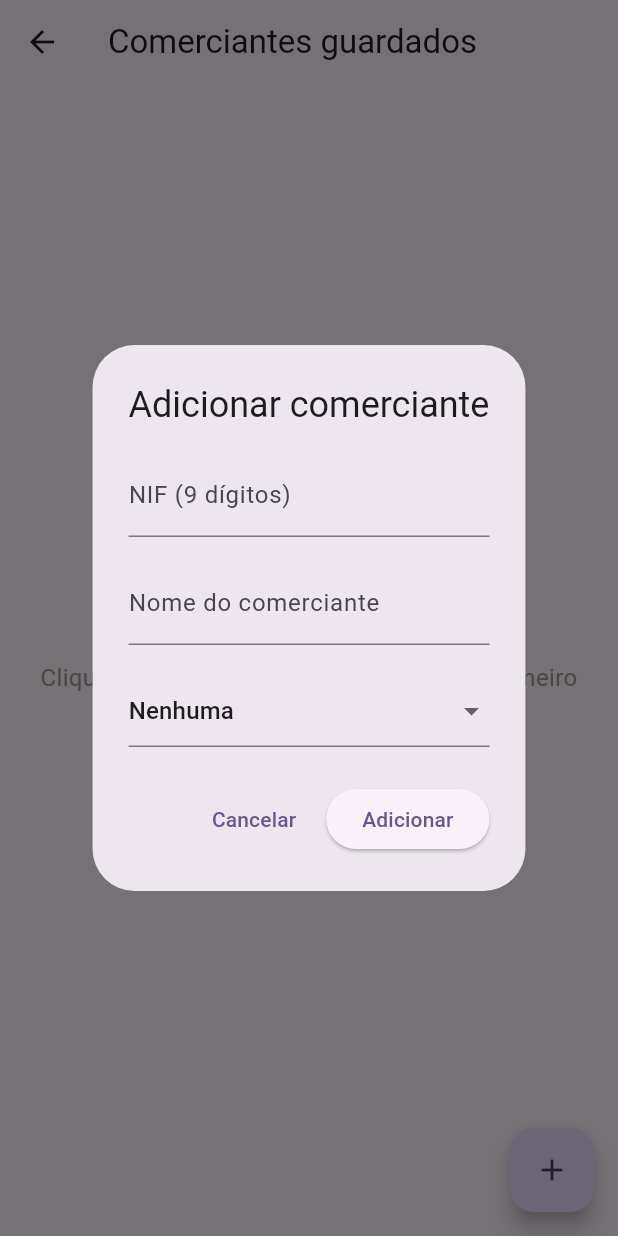
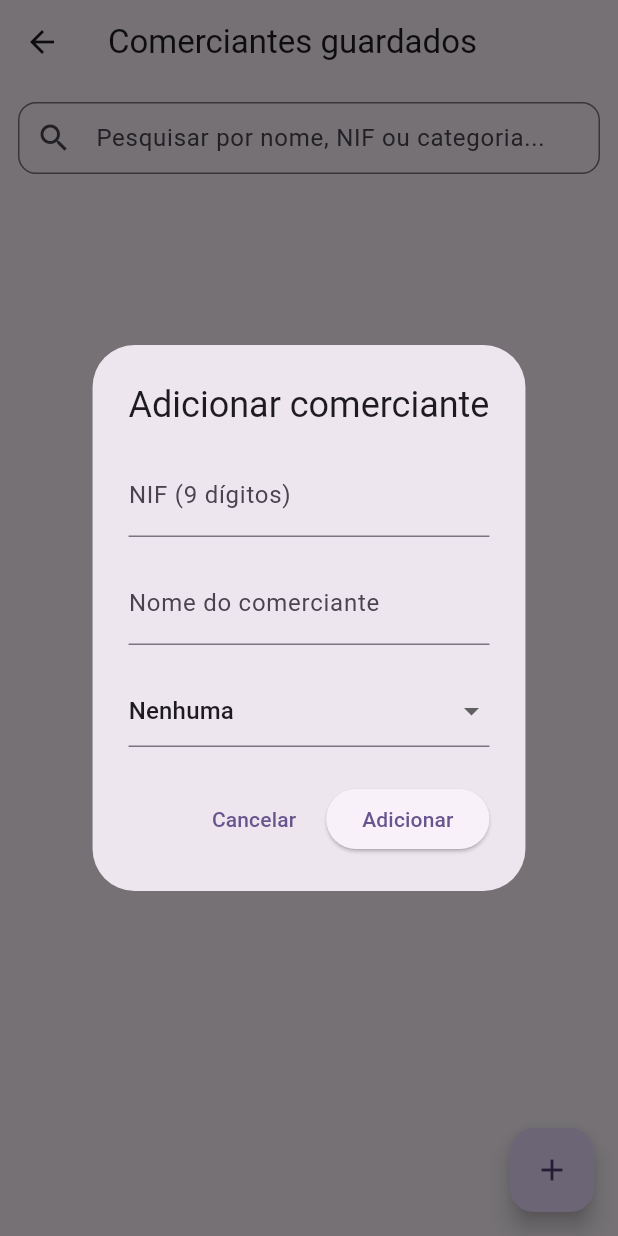
Before and after one commit to marotoweb/cajuscan_app, a Flutter app: the ManagementPage screen opened directly, after a tap on the "add" icon, on a phone screen of 412 x 824 dp. Run offline on Flutter 3.47's test engine with Material 3 defaults, Android fonts, the light colour scheme and no system bars; our stand-ins replace file_picker, package_info_plus, shared_preferences; missing offline and left inert: flutter_file_dialog, flutter_zxing, pdfx, receive_sharing_intent; accounts and stored records are empty; statements that could not run were skipped.

Commit message:
feat(management): integrar barra de pesquisa para filtrar comerciantes
- Altera a ManagementPage para carregar os dados no initState, evitando leituras redundantes de ficheiro causadas por repetições do FutureBuilder.
- Adiciona um TextField de filtragem em tempo real capaz de associar correspondências parciais por nome, NIF, categoria ou subcategoria.

```diff
--- a/lib/management_page.dart
+++ b/lib/management_page.dart
@@ -16,27 +16,90 @@ class _ManagementPageState extends State<ManagementPage> {
   final ProfileService _profileService = ProfileService();
   final CategoryManagementService _categoryService =
       CategoryManagementService();
+  final TextEditingController _searchController = TextEditingController();
 
-  late Future<Map<String, MerchantProfile>> _profilesFuture;
+  Map<String, MerchantProfile> _allProfiles = {};
+  List<String> _filteredNifs = [];
   Map<String, List<String>> _allCategories = {};
+
+  bool _isLoading = true;
+  String _searchQuery = '';
 
   @override
   void initState() {
     super.initState();
     _loadData();
+    _searchController.addListener(_onSearchChanged);
   }
 
-  void _loadData() {
+  @override
+  void dispose() {
+    _searchController.removeListener(_onSearchChanged);
+    _searchController.dispose();
+    super.dispose();
+  }
+
+  Future<void> _loadData() async {
+    if (!mounted) return;
     setState(() {
-      _profilesFuture = _profileService.getAllProfiles();
-      _categoryService.getCategories().then((cats) {
+      _isLoading = true;
+    });
+
+    try {
+      final profiles = await _profileService.getAllProfiles();
+      final cats = await _categoryService.getCategories();
+
       if (mounted) {
         setState(() {
+          _allProfiles = profiles;
           _allCategories = cats;
+          _applyFilter();
         });
       }
+    } catch (e) {
+      if (mounted) {
+        ScaffoldMessenger.of(
+          context,
+        ).showSnackBar(SnackBar(content: Text('Erro ao carregar dados: $e')));
+      }
+    } finally {
+      if (mounted) {
+        setState(() {
+          _isLoading = false;
         });
+      }
+    }
+  }
+
+  void _onSearchChanged() {
+    setState(() {
+      _searchQuery = _searchController.text.toLowerCase();
+      _applyFilter();
     });
+  }
+
+  void _applyFilter() {
+    // Recolhe e ordena todos os NIFs com base no nome do comerciante
+    final sortedNifs = _allProfiles.keys.toList()
+      ..sort((a, b) => _allProfiles[a]!.name.compareTo(_allProfiles[b]!.name));
+
+    if (_searchQuery.isEmpty) {
+      _filteredNifs = sortedNifs;
+    }
+    {
+      _filteredNifs = sortedNifs.where((nif) {
+        final profile = _allProfiles[nif]!;
+        final name = profile.name.toLowerCase();
+        final category = profile.category.toLowerCase();
+        final subcategory = (profile.subcategory ?? '').toLowerCase();
+        final nifClean = nif.toLowerCase();
+
+        return name.contains(_searchQuery) ||
+            nifClean.contains(_searchQuery) ||
+            category.contains(_searchQuery) ||
+            subcategory.contains(_searchQuery);
+      }).toList();
+    }
   }
 
   Future<void> _deleteProfile(String nif) async {
@@ -64,8 +127,6 @@ class _ManagementPageState extends State<ManagementPage> {
 
     if (shouldDelete == true) {
       await _profileService.deleteProfile(nif);
-
-      if (!mounted) return;
       _loadData();
     }
   }
@@ -265,11 +326,7 @@ class _ManagementPageState extends State<ManagementPage> {
                       return;
                     }
 
-                    final existingProfiles = await _profilesFuture;
-
-                    if (!context.mounted) return;
-
-                    if (existingProfiles.containsKey(nif)) {
+                    if (_allProfiles.containsKey(nif)) {
                       ScaffoldMessenger.of(context).showSnackBar(
                         const SnackBar(
                           content: Text('Erro: Este NIF já existe.'),
@@ -309,49 +366,65 @@ class _ManagementPageState extends State<ManagementPage> {
         tooltip: 'Adicionar comerciante',
         child: const Icon(Icons.add),
       ),
-      body: FutureBuilder<Map<String, MerchantProfile>>(
-        future: _profilesFuture,
-        builder: (context, snapshot) {
-          if (snapshot.connectionState == ConnectionState.waiting) {
-            return const Center(child: CircularProgressIndicator());
-          }
-          if (snapshot.hasError) {
-            return Center(
-              child: Text('Erro ao carregar perfis: ${snapshot.error}'),
-            );
-          }
-          if (!snapshot.hasData || snapshot.data!.isEmpty) {
-            return const Center(
+      body: _isLoading
+          ? const Center(child: CircularProgressIndicator())
+          : Column(
+              children: [
+                Padding(
+                  padding: const EdgeInsets.fromLTRB(12, 12, 12, 4),
+                  child: TextField(
+                    controller: _searchController,
+                    decoration: InputDecoration(
+                      hintText: 'Pesquisar por nome, NIF ou categoria...',
+                      prefixIcon: const Icon(Icons.search),
+                      suffixIcon: _searchQuery.isNotEmpty
+                          ? IconButton(
+                              icon: const Icon(Icons.clear),
+                              onPressed: () => _searchController.clear(),
+                            )
+                          : null,
+                      border: OutlineInputBorder(
+                        borderRadius: BorderRadius.circular(12),
+                      ),
+                      contentPadding: const EdgeInsets.symmetric(vertical: 0),
+                    ),
+                  ),
+                ),
+                Expanded(
+                  child: _filteredNifs.isEmpty
+                      ? const Center(
                           child: Padding(
                             padding: EdgeInsets.all(24.0),
                             child: Text(
-                  'Nenhum comerciante guardado.\n\nClique no botão "+" para adicionar o seu primeiro comerciante manualmente.',
+                              'Nenhum comerciante encontrado.',
                               textAlign: TextAlign.center,
-                  style: TextStyle(fontSize: 16, color: Colors.grey),
+                              style: TextStyle(
+                                fontSize: 16,
+                                color: Colors.grey,
                               ),
                             ),
-            );
-          }
-
-          final profiles = snapshot.data!;
-          final nifs = profiles.keys.toList()
-            ..sort((a, b) => profiles[a]!.name.compareTo(profiles[b]!.name));
-
-          return ListView.builder(
+                          ),
+                        )
+                      : ListView.builder(
                           padding: const EdgeInsets.only(bottom: 120.0),
-            itemCount: nifs.length,
+                          itemCount: _filteredNifs.length,
                           itemBuilder: (context, index) {
-              final nif = nifs[index];
-              final profile = profiles[nif]!;
+                            final nif = _filteredNifs[index];
+                            final profile = _allProfiles[nif]!;
                             final subtitle =
                                 'NIF: $nif\nCategoria: ${profile.category.isEmpty ? 'N/A' : profile.category}${profile.subcategory != null ? ' > ${profile.subcategory}' : ''}';
 
                             return Card(
-                margin: const EdgeInsets.symmetric(horizontal: 12, vertical: 6),
+                              margin: const EdgeInsets.symmetric(
+                                horizontal: 12,
+                                vertical: 6,
+                              ),
                               child: ListTile(
                                 title: Text(
                                   profile.name,
-                    style: const TextStyle(fontWeight: FontWeight.bold),
+                                  style: const TextStyle(
+                                    fontWeight: FontWeight.bold,
+                                  ),
                                 ),
                                 subtitle: Text(subtitle),
                                 isThreeLine: true,
@@ -359,12 +432,19 @@ class _ManagementPageState extends State<ManagementPage> {
                                   mainAxisSize: MainAxisSize.min,
                                   children: [
                                     IconButton(
-                        icon: const Icon(Icons.edit, color: Colors.blue),
+                                      icon: const Icon(
+                                        Icons.edit,
+                                        color: Colors.blue,
+                                      ),
                                       tooltip: 'Editar',
-                        onPressed: () => _showEditDialog(nif, profile),
+                                      onPressed: () =>
+                                          _showEditDialog(nif, profile),
                                     ),
                                     IconButton(
-                        icon: const Icon(Icons.delete, color: Colors.red),
+                                      icon: const Icon(
+                                        Icons.delete,
+                                        color: Colors.red,
+                                      ),
                                       tooltip: 'Eliminar',
                                       onPressed: () => _deleteProfile(nif),
                                     ),
@@ -373,8 +453,9 @@ class _ManagementPageState extends State<ManagementPage> {
                               ),
                             );
                           },
-          );
-        },
+                        ),
+                ),
+              ],
             ),
     );
   }
```
Lines whose indentation alone changed are shown as unchanged.
